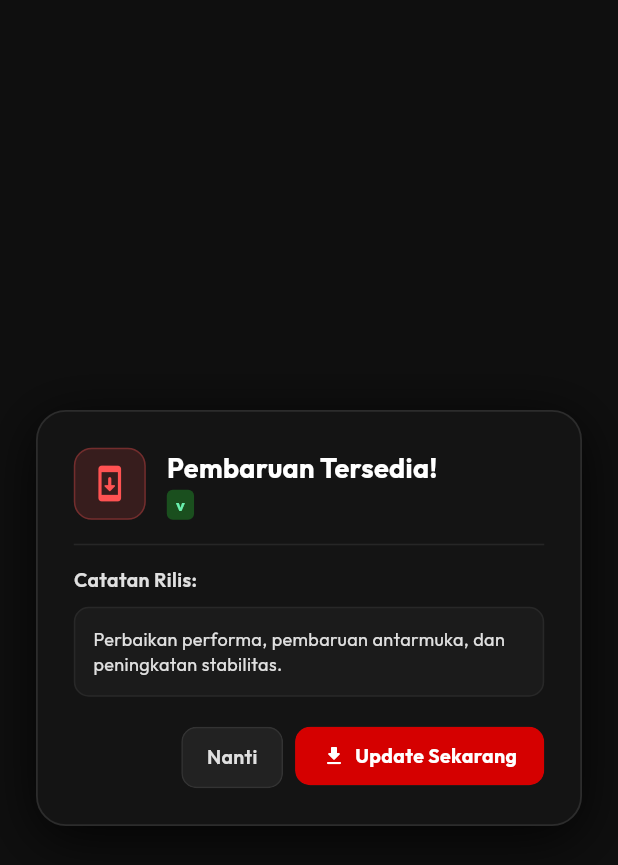
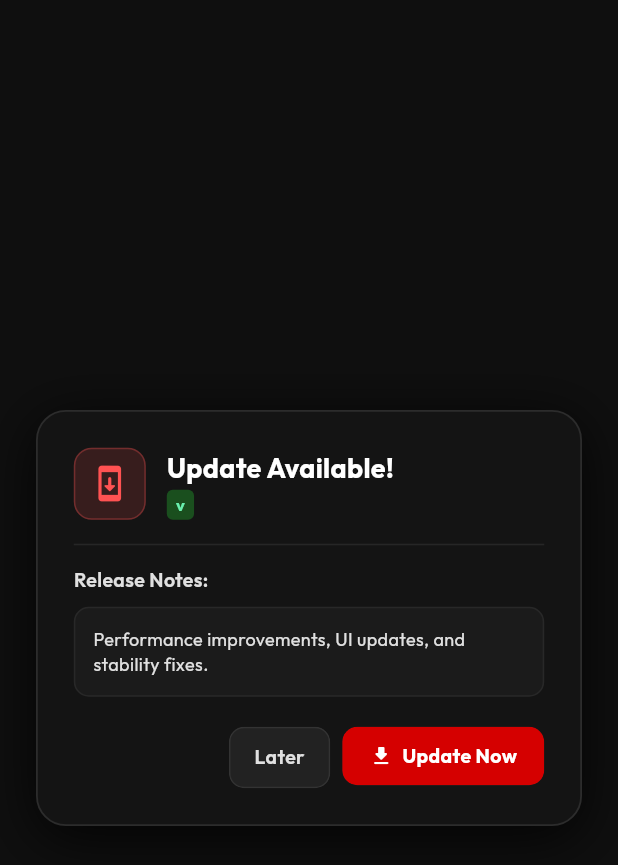
Before and after one commit to kokosip/stream-tv, a Flutter app: the UpdateDialog widget shown alone on an empty page, opened directly with empty values, on a phone screen of 412 x 824 dp. Shown: the top 865 px of the screen. Run offline on Flutter 3.47's test engine with Material 3 defaults, Android fonts, the phone set to English and light mode, and no system bars; our stand-ins replace cached_network_image, flutter_spinkit, google_fonts, open_filex, package_info_plus, shared_preferences; missing offline and left inert: media_kit, media_kit_video; accounts and stored records are empty; network calls fail.

Commit message:
feat(updater): add bilingual EN/ID localization to update dialog

```diff
--- a/lib/widgets/update_dialog.dart
+++ b/lib/widgets/update_dialog.dart
@@ -2,6 +2,7 @@ import 'dart:ui';
 import 'package:flutter/material.dart';
 import 'package:google_fonts/google_fonts.dart';
 import '../services/update_service.dart';
+import '../services/app_language_service.dart';
 import '../widgets/tv_focusable_card.dart';
 
 class UpdateDialog extends StatefulWidget {
@@ -92,6 +93,9 @@ class _UpdateDialogState extends State<UpdateDialog> {
 
   @override
   Widget build(BuildContext context) {
+    return ValueListenableBuilder<String>(
+      valueListenable: AppLanguageService.currentLanguage,
+      builder: (context, currentLang, _) {
         final size = MediaQuery.of(context).size;
         final isTv = size.width > 800 && size.height > 500;
         final mbReceived = (_receivedBytes / (1024 * 1024)).toStringAsFixed(1);
@@ -146,7 +150,10 @@ class _UpdateDialogState extends State<UpdateDialog> {
                             crossAxisAlignment: CrossAxisAlignment.start,
                             children: [
                               Text(
-                            "Pembaruan Tersedia!",
+                                AppLanguageService.tr(
+                                  en: "Update Available!",
+                                  id: "Pembaruan Tersedia!",
+                                ),
                                 style: GoogleFonts.outfit(
                                   color: Colors.white,
                                   fontSize: 18,
@@ -193,7 +200,10 @@ class _UpdateDialogState extends State<UpdateDialog> {
                     // Content state: Changelog or Download Progress
                     if (_isDownloading) ...[
                       Text(
-                    "Mengunduh pembaruan...",
+                        AppLanguageService.tr(
+                          en: "Downloading update...",
+                          id: "Mengunduh pembaruan...",
+                        ),
                         style: GoogleFonts.outfit(color: Colors.white, fontSize: 14, fontWeight: FontWeight.w600),
                       ),
                       const SizedBox(height: 12),
@@ -226,7 +236,10 @@ class _UpdateDialogState extends State<UpdateDialog> {
                       ),
                       const SizedBox(height: 6),
                       Text(
-                    "Setelah selesai, konfirmasi pemasangan di layar sistem Android.",
+                        AppLanguageService.tr(
+                          en: "When completed, confirm installation on the Android system screen.",
+                          id: "Setelah selesai, konfirmasi pemasangan di layar sistem Android.",
+                        ),
                         style: GoogleFonts.outfit(color: Colors.grey.shade500, fontSize: 11),
                       ),
                     ] else if (_isCompleted) ...[
@@ -236,12 +249,18 @@ class _UpdateDialogState extends State<UpdateDialog> {
                             const Icon(Icons.check_circle_rounded, color: Colors.greenAccent, size: 42),
                             const SizedBox(height: 10),
                             Text(
-                          "Pemasangan Dimulai",
+                              AppLanguageService.tr(
+                                en: "Installation Started",
+                                id: "Pemasangan Dimulai",
+                              ),
                               style: GoogleFonts.outfit(color: Colors.white, fontSize: 15, fontWeight: FontWeight.bold),
                             ),
                             const SizedBox(height: 4),
                             Text(
-                          "Silakan klik 'Install / Update' pada prompt Android yang muncul.",
+                              AppLanguageService.tr(
+                                en: "Please tap 'Install / Update' on the Android prompt that appears.",
+                                id: "Silakan klik 'Install / Update' pada prompt Android yang muncul.",
+                              ),
                               textAlign: TextAlign.center,
                               style: GoogleFonts.outfit(color: Colors.grey.shade400, fontSize: 12),
                             ),
@@ -251,7 +270,10 @@ class _UpdateDialogState extends State<UpdateDialog> {
                     ] else ...[
                       // Release Notes
                       Text(
-                    "Catatan Rilis:",
+                        AppLanguageService.tr(
+                          en: "Release Notes:",
+                          id: "Catatan Rilis:",
+                        ),
                         style: GoogleFonts.outfit(
                           color: Colors.grey.shade300,
                           fontSize: 13,
@@ -271,7 +293,10 @@ class _UpdateDialogState extends State<UpdateDialog> {
                           child: Text(
                             widget.release.changelog.isNotEmpty
                                 ? widget.release.changelog
-                            : "Perbaikan performa, pembaruan antarmuka, dan peningkatan stabilitas.",
+                                : AppLanguageService.tr(
+                                    en: "Performance improvements, UI updates, and stability fixes.",
+                                    id: "Perbaikan performa, pembaruan antarmuka, dan peningkatan stabilitas.",
+                                  ),
                             style: GoogleFonts.outfit(
                               color: Colors.grey.shade300,
                               fontSize: 12,
@@ -329,7 +354,10 @@ class _UpdateDialogState extends State<UpdateDialog> {
                                   border: Border.all(color: const Color(0xFF333333)),
                                 ),
                                 child: Text(
-                              "Nanti",
+                                  AppLanguageService.tr(
+                                    en: "Later",
+                                    id: "Nanti",
+                                  ),
                                   style: GoogleFonts.outfit(
                                     color: Colors.grey.shade300,
                                     fontSize: 13,
@@ -356,7 +384,10 @@ class _UpdateDialogState extends State<UpdateDialog> {
                                       const Icon(Icons.open_in_browser_rounded, color: Colors.blueAccent, size: 16),
                                       const SizedBox(width: 6),
                                       Text(
-                                    "Unduh di Browser",
+                                        AppLanguageService.tr(
+                                          en: "Download in Browser",
+                                          id: "Unduh di Browser",
+                                        ),
                                         style: GoogleFonts.outfit(
                                           color: Colors.blueAccent,
                                           fontSize: 13,
@@ -394,7 +425,9 @@ class _UpdateDialogState extends State<UpdateDialog> {
                                     ),
                                     const SizedBox(width: 6),
                                     Text(
-                                  _errorMessage != null ? "Coba Lagi" : "Update Sekarang",
+                                      _errorMessage != null
+                                          ? AppLanguageService.tr(en: "Retry", id: "Coba Lagi")
+                                          : AppLanguageService.tr(en: "Update Now", id: "Update Sekarang"),
                                       style: GoogleFonts.outfit(
                                         color: Colors.white,
                                         fontSize: 13,
@@ -417,7 +450,10 @@ class _UpdateDialogState extends State<UpdateDialog> {
                                   borderRadius: BorderRadius.circular(10),
                                 ),
                                 child: Text(
-                              "Tutup",
+                                  AppLanguageService.tr(
+                                    en: "Close",
+                                    id: "Tutup",
+                                  ),
                                   style: GoogleFonts.outfit(color: Colors.white, fontSize: 13),
                                 ),
                               ),
@@ -432,5 +468,7 @@ class _UpdateDialogState extends State<UpdateDialog> {
             ),
           ),
         );
+      },
+    );
   }
 }
```
Also changed, not shown: lib/services/update_service.dart (+31 -5 lines). Lines whose indentation alone changed are shown as unchanged.
